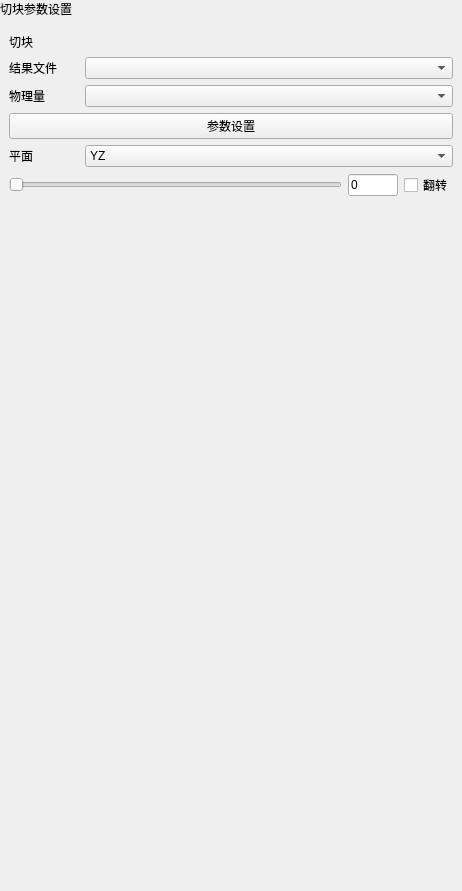
First picture: the form in plugins/Base_PostProcessing/BlockSettingsWidget.ui, repository asd977/base_cae, before the edit.
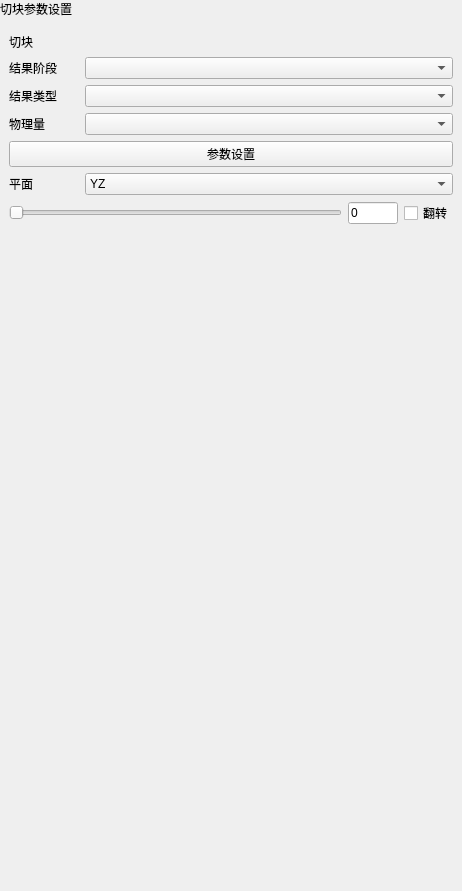
Second picture: the form after the edit.

Patch:
```diff
--- a/plugins/Base_PostProcessing/BlockSettingsWidget.ui
+++ b/plugins/Base_PostProcessing/BlockSettingsWidget.ui
@@ -81,7 +81,17 @@
      <item>
       <widget class="QWidget" name="widget" native="true">
        <layout class="QGridLayout" name="gridLayout">
-        <item row="1" column="1">
+        <item row="0" column="0">
+         <widget class="QLabel" name="resultStageLabel">
+          <property name="text">
+           <string>结果阶段</string>
+          </property>
+         </widget>
+        </item>
+        <item row="0" column="1">
+         <widget class="QComboBox" name="resultDirComboBox"/>
+        </item>
+        <item row="2" column="1">
          <widget class="QComboBox" name="scalarComboBox">
           <property name="minimumSize">
            <size>
@@ -91,7 +101,7 @@
           </property>
          </widget>
         </item>
-        <item row="1" column="0">
+        <item row="2" column="0">
          <widget class="QLabel" name="label_60">
           <property name="minimumSize">
            <size>
@@ -110,14 +120,14 @@
           </property>
          </widget>
         </item>
-        <item row="0" column="0">
+        <item row="1" column="0">
          <widget class="QLabel" name="label_2">
           <property name="text">
-           <string>结果文件</string>
+           <string>结果类型</string>
           </property>
          </widget>
         </item>
-        <item row="0" column="1">
+        <item row="1" column="1">
          <widget class="QComboBox" name="stepComboBox">
           <property name="minimumSize">
            <size>
```
